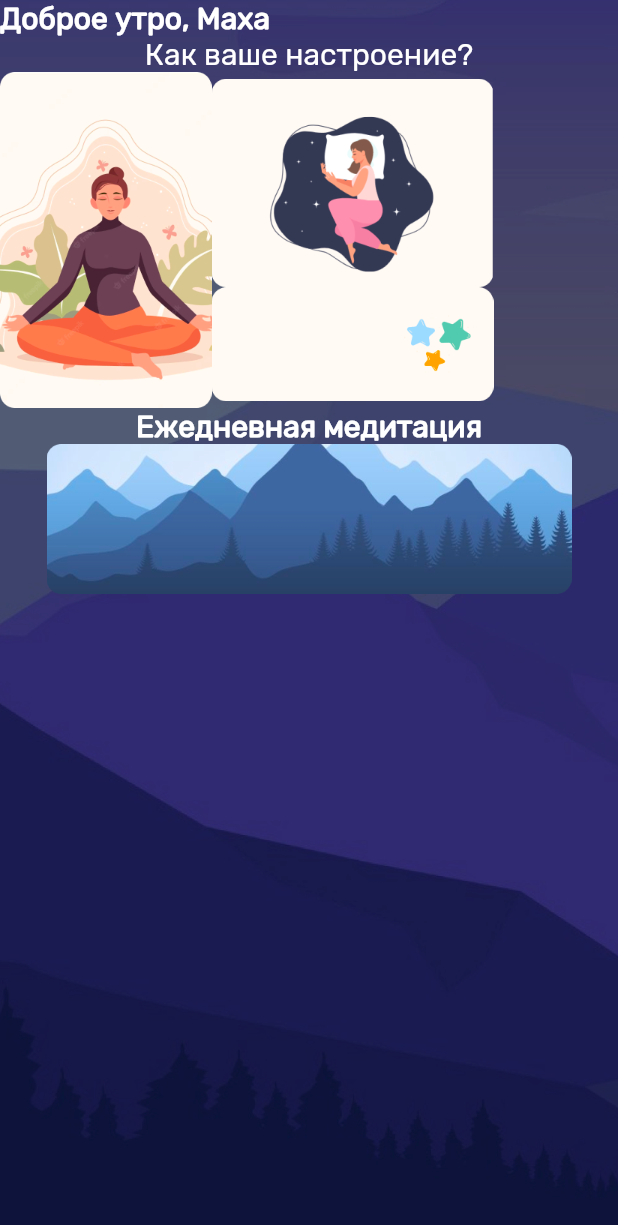
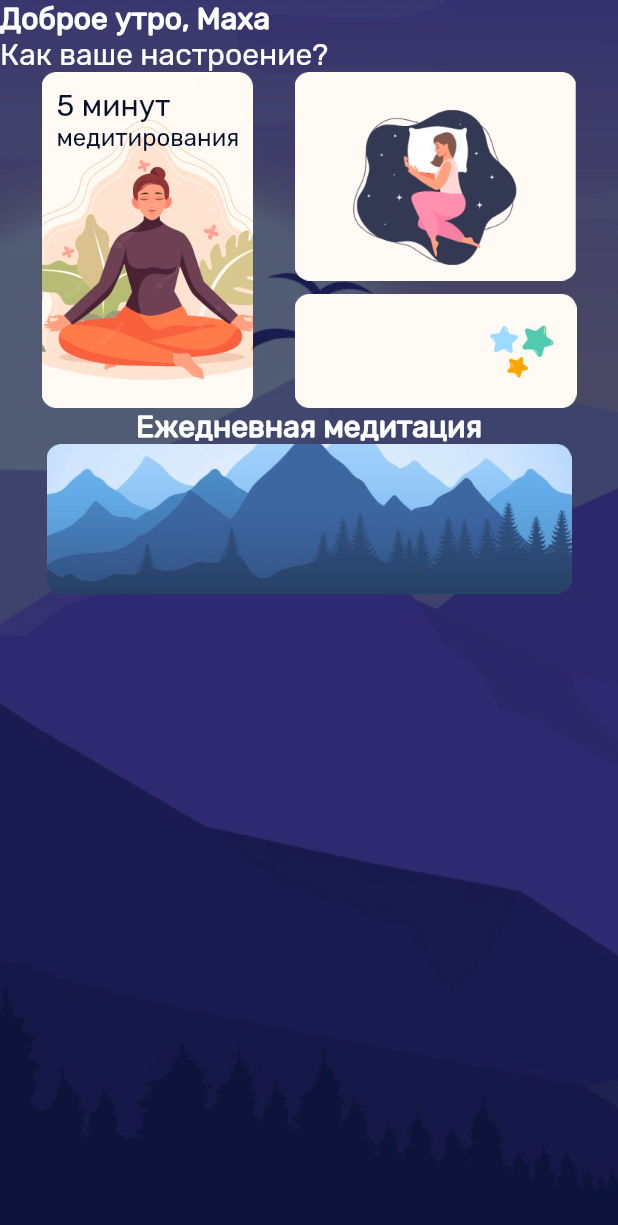
Before and after one commit to kozhamseitova/mental_health_app, a Flutter app: the RegisterScreen screen opened directly, after a tap on "Войти", on a phone screen of 412 x 824 dp. Shown: the top 1225 px of the screen. Run offline on Flutter 3.47's test engine with Material 2 defaults, Android fonts, the phone set to English and light mode, and no system bars; our stand-ins replace firebase_auth, firebase_core, get; accounts and stored records are empty.

Commit message:
new changes

```diff
--- /dev/null
+++ b/lib/src/constants/sizes.dart
@@ -0,0 +1,2 @@
+const tDefaultSizeL = 30.0;
+const tDefaultSizeS = 10.0;
--- a/lib/src/constants/text_strings.dart
+++ b/lib/src/constants/text_strings.dart
@@ -28,7 +28,8 @@ const String tPsychologist = "Я психолог";
 //Home Page
 const String tHomePageTitle = "Доброе утро, ";
 const String tHomePageSubTitle = "Как ваше настроение?";
-const String tMeditationTime = "минут медитирования";
+const String tMeditationTimeTitle = " минут";
+const String tMeditationTimeSubTitle = "медитирования";
 const String tPopularAudio = "Часто прослушиваемое аудио";
 const String tPremiumTitle = "Premium аккаунт";
 const String tPremiumSubTitle = "Получите доступ к большему количеству аудиозаписей.";
--- a/lib/src/constants/text_styles.dart
+++ b/lib/src/constants/text_styles.dart
@@ -18,3 +18,5 @@ const TextStyle tsPsychologist = TextStyle(color: Colors.grey, fontSize: 13, fon
 
 const TextStyle tsHomePageTitle = TextStyle(color: cTextColor, fontSize: 20, fontWeight: FontWeight.w600, fontFamily: 'Rubik');
 const TextStyle tsHomePageSubTitle = TextStyle(color: cTextColor, fontSize: 20, fontWeight: FontWeight.w300, fontFamily: 'Rubik');
+const TextStyle tsHomePageMeditationTitle = TextStyle(color: cItemColor, fontSize: 20, fontWeight: FontWeight.w500, fontFamily: 'Rubik');
+const TextStyle tsHomePageMeditationSubTitle = TextStyle(color: cItemColor, fontSize: 16, fontWeight: FontWeight.w500, fontFamily: 'Rubik');
--- a/lib/src/features/authentication/screens/home/home_screen.dart
+++ b/lib/src/features/authentication/screens/home/home_screen.dart
@@ -1,5 +1,8 @@
+import 'dart:math';
+
 import 'package:flutter/cupertino.dart';
 import 'package:flutter/material.dart';
+import 'package:mental_health_app/src/constants/sizes.dart';
 import 'package:mental_health_app/src/constants/text_strings.dart';
 import 'package:mental_health_app/src/constants/text_styles.dart';
 import 'package:mental_health_app/src/features/authentication/screens/home/recommendations.dart';
@@ -14,18 +17,15 @@ class HomeScreen extends StatelessWidget {
   @override
   Widget build(BuildContext context) {
     var heightScreen = MediaQuery.of(context).size.height;
-    return Scaffold(
+    return SafeArea(
+      child: Scaffold(
           body: Container(
           height: heightScreen,
           decoration: BoxDecoration(
-        image:
-          DecorationImage(
-            image: AssetImage(tWelcomePageImage),
-            fit: BoxFit.cover
+          image: DecorationImage(
+              image: AssetImage(tWelcomePageImage), fit: BoxFit.cover),
           ),
-        ),
-        child:
-          SingleChildScrollView(
+          child: SingleChildScrollView(
             child: Column(
               children: [
                 Column(
@@ -42,22 +42,35 @@ class HomeScreen extends StatelessWidget {
                         )
                       ],
                     ),
+                    Row(
+                      children: [
                         Text(
                           tHomePageSubTitle,
                           style: tsHomePageSubTitle,
                         )
                       ],
+                    )
+                  ],
                 ),
                 Row(
+                  mainAxisAlignment: MainAxisAlignment.spaceEvenly,
                   children: [
                     Container(
                       width: 141,
                       height: 224,
+                        padding: EdgeInsets.only(top: tDefaultSizeS, left: tDefaultSizeS),
                       decoration: BoxDecoration(
                         image: DecorationImage(
                           image: AssetImage(tHomePageMeditation),
                         ),
                       ),
+                      child: Column(
+                        crossAxisAlignment: CrossAxisAlignment.start,
+                        children: [
+                          Text(minutesOfMeditation + tMeditationTimeTitle, style: tsHomePageMeditationTitle,),
+                          Text(tMeditationTimeSubTitle, style: tsHomePageMeditationSubTitle,)
+                        ],
+                      )
                     ),
                     Column(
                       children: [
@@ -69,6 +82,9 @@ class HomeScreen extends StatelessWidget {
                               image: AssetImage(tHomePageAudio),
                             ),
                           ),
+                        ),
+                        SizedBox(
+                          height: 9,
                         ),
                         Container(
                           width: 188,
@@ -104,7 +120,7 @@ class HomeScreen extends StatelessWidget {
               ],
             )
           ),
-      )
+      )),
     );
   }
 }
--- a/lib/src/features/authentication/screens/register/register_screen.dart
+++ b/lib/src/features/authentication/screens/register/register_screen.dart
@@ -6,6 +6,7 @@ import 'package:mental_health_app/src/constants/text_strings.dart';
 import 'package:mental_health_app/src/features/authentication/screens/login/login_screen.dart';
 import 'package:mental_health_app/src/features/authentication/screens/register/check_box.dart';
 
+import '../../../../constants/sizes.dart';
 import '../../../../constants/text_styles.dart';
 import '../home/home_screen.dart';
 
@@ -20,14 +21,16 @@ class RegisterScreen extends StatelessWidget {
 
     var heightScreen = MediaQuery.of(context).size.height;
 
-    return Scaffold(
+    return SafeArea(
+      child: Scaffold(
         backgroundColor: cBackgroundColor,
-      body: Center(
+        body: SingleChildScrollView(
+          child: Center(
             child: Container(
               width: widthScreen * 0.85,
               child: Column(
-            mainAxisAlignment: MainAxisAlignment.center,
                 children: [
+                  SizedBox(height: heightScreen * 0.05,),
                   Column(
                     children: [
                       Image(
@@ -116,10 +119,10 @@ class RegisterScreen extends StatelessWidget {
                       )
                     ],
                   ),
-              SizedBox(
-                height: heightScreen * 0.05,
-              )
+                  SizedBox(height: heightScreen * 0.1,),
                 ],
+              ),
+            ),
           ),
         ),
       ),
```
Also changed, not shown: lib/src/features/authentication/screens/login/forgetPassword/forget_password_screen.dart (+6 -1 lines), lib/src/features/authentication/screens/login/login_screen.dart (+9 -5 lines). Lines whose indentation alone changed are shown as unchanged.
